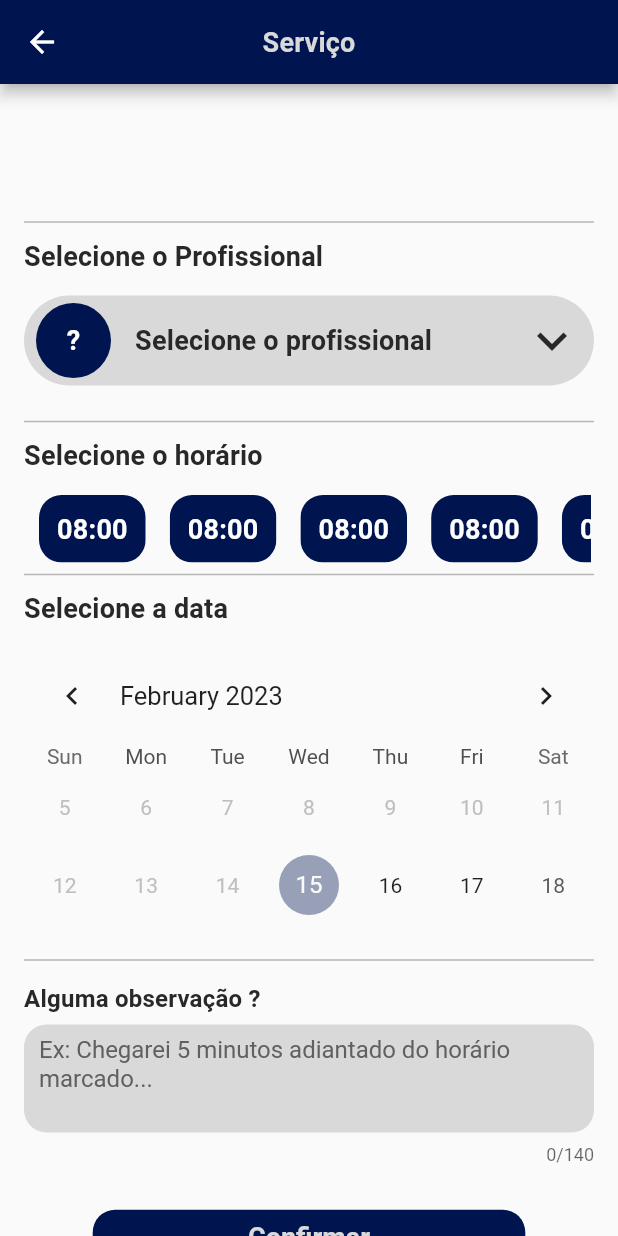
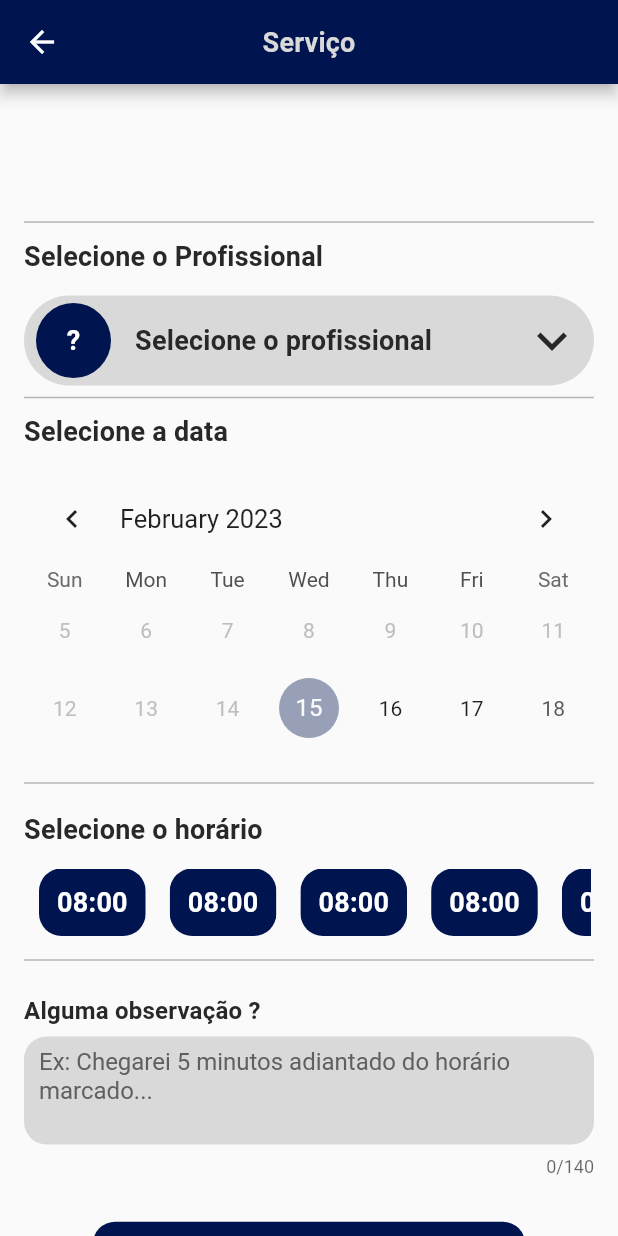
Before and after one commit to Bilson15/Wapper, a Flutter app: the ServicoParceiro screen opened directly with empty values, on a phone screen of 412 x 824 dp. Run offline on Flutter 3.47's test engine with Material 2 defaults, Android fonts, the phone set to English and light mode, and no system bars; drawn by our look-alikes of table_calendar; our stand-ins replace dropdown_search, flutter_rating_bar, get, lottie, mask_text_input_formatter, shared_preferences; accounts and stored records are empty; statements that could not run were skipped.

Commit message:
feat: 14-02

```diff
--- a/lib/app/data/model/profissionalModel.dart
+++ b/lib/app/data/model/profissionalModel.dart
@@ -1,10 +1,12 @@
+import 'package:flutter/material.dart';
+
 class ProfissionalModel {
   int? id;
   String? resumo;
   String? nome;
   int? status;
-  String? inicioAtendimento;
-  String? fimAtendimento;
+  TimeOfDay? inicioAtendimento;
+  TimeOfDay? fimAtendimento;
 
   ProfissionalModel({
     this.id,
@@ -20,8 +22,8 @@ class ProfissionalModel {
     this.resumo = json['resumo'];
     this.nome = json['nome'];
     this.status = json['status_profissional'];
-    this.inicioAtendimento = json['inicio_atendimento'];
-    this.fimAtendimento = json['fim_atendimento'];
+    this.inicioAtendimento = _tratarHorario(json['inicio_atendimento']);
+    this.fimAtendimento = _tratarHorario(json['fim_atendimento']);
   }
 
   Map<String, dynamic> toJson() {
@@ -34,4 +36,11 @@ class ProfissionalModel {
     data['fim_atendimento'] = this.fimAtendimento;
     return data;
   }
+
+  TimeOfDay _tratarHorario(String json) {
+    int hour = int.parse(json.split(':')[0]);
+    int minute = int.parse(json.split(':')[1]);
+
+    return TimeOfDay(hour: hour, minute: minute);
+  }
 }
--- a/lib/app/ui/service_parceiro/view/service_parceiro.dart
+++ b/lib/app/ui/service_parceiro/view/service_parceiro.dart
@@ -297,59 +297,6 @@ class ServicoParceiro extends StatelessWidget {
                   ],
                 ),
               ),
-              const SizedBox(
-                height: 16,
-              ),
-              Column(
-                children: [
-                  Divider(
-                    thickness: 1,
-                    color: lineColor,
-                  ),
-                  Row(
-                    mainAxisAlignment: MainAxisAlignment.start,
-                    children: [
-                      Padding(
-                        padding: EdgeInsets.only(top: 4, bottom: 16),
-                        child: TextComponent(
-                          'Selecione o horário',
-                          fontWeight: FontWeight.w600,
-                          color: fontColor,
-                        ),
-                      ),
-                    ],
-                  ),
-                  Container(
-                    height: 45,
-                    child: Padding(
-                      padding: const EdgeInsets.symmetric(horizontal: 2),
-                      child: ListView.builder(
-                        itemCount: 10,
-                        scrollDirection: Axis.horizontal,
-                        itemBuilder: (context, index) {
-                          return Container(
-                            padding: const EdgeInsets.symmetric(horizontal: 8),
-                            child: ClipRRect(
-                              borderRadius: BorderRadius.circular(15),
-                              child: Container(
-                                color: azulPadrao,
-                                padding: EdgeInsets.symmetric(horizontal: 12, vertical: 4),
-                                child: Center(
-                                  child: TextComponent(
-                                    '08:00',
-                                    fontWeight: FontWeight.bold,
-                                    color: Colors.white,
-                                  ),
-                                ),
-                              ),
-                            ),
-                          );
-                        },
-                      ),
-                    ),
-                  ),
-                ],
-              ),
               Column(
                 children: [
                   Divider(
@@ -418,6 +365,62 @@ class ServicoParceiro extends StatelessWidget {
                   Row(
                     mainAxisAlignment: MainAxisAlignment.start,
                     children: [
+                      Padding(
+                        padding: EdgeInsets.only(top: 4, bottom: 16),
+                        child: TextComponent(
+                          'Selecione o horário',
+                          fontWeight: FontWeight.w600,
+                          color: fontColor,
+                        ),
+                      ),
+                    ],
+                  ),
+                  Container(
+                    height: 45,
+                    child: Padding(
+                      padding: const EdgeInsets.symmetric(horizontal: 2),
+                      child: ListView.builder(
+                        itemCount: 10,
+                        scrollDirection: Axis.horizontal,
+                        itemBuilder: (context, index) {
+                          return Container(
+                            padding: const EdgeInsets.symmetric(horizontal: 8),
+                            child: ClipRRect(
+                              borderRadius: BorderRadius.circular(15),
+                              child: Container(
+                                color: azulPadrao,
+                                padding: EdgeInsets.symmetric(horizontal: 12, vertical: 4),
+                                child: Center(
+                                  child: TextComponent(
+                                    '08:00',
+                                    fontWeight: FontWeight.bold,
+                                    color: Colors.white,
+                                  ),
+                                ),
+                              ),
+                            ),
+                          );
+                        },
+                      ),
+                    ),
+                  ),
+                  const SizedBox(
+                    height: 8,
+                  ),
+                  Divider(
+                    thickness: 1,
+                    color: lineColor,
+                  ),
+                  const SizedBox(
+                    height: 16,
+                  ),
+                ],
+              ),
+              Column(
+                children: [
+                  Row(
+                    mainAxisAlignment: MainAxisAlignment.start,
+                    children: [
                       TextComponent(
                         'Alguma observação ?',
                         color: fontColor,
```
Also changed, not shown: lib/app/ui/service_parceiro/controller/service_parceiro_controller.dart (+19 -1 lines).
